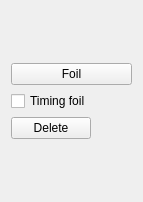
The window that ui_files/ui_foil_widget.ui (JYU-IBA/potku) describes before a commit, drawn with Qt 5.
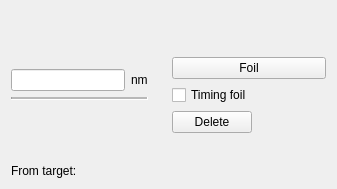
The same window after the commit.

Commit message: The foil widget and distance widget are merged into into one foil widget. The tof foil indexes are held in a list. There is yet no check if more than two foils have been checked as tof foils.

Diff of the .ui file:
```diff
--- a/ui_files/ui_foil_widget.ui
+++ b/ui_files/ui_foil_widget.ui
@@ -6,16 +6,94 @@
    <rect>
     <x>0</x>
     <y>0</y>
-    <width>143</width>
-    <height>202</height>
+    <width>337</width>
+    <height>189</height>
    </rect>
   </property>
   <property name="windowTitle">
    <string>ui_foils_widget</string>
   </property>
-  <layout class="QVBoxLayout" name="verticalLayout_2">
+  <layout class="QHBoxLayout" name="horizontalLayout">
+   <item>
+    <layout class="QVBoxLayout" name="verticalLayout_2">
+     <property name="rightMargin">
+      <number>18</number>
+     </property>
+     <item>
+      <spacer name="verticalSpacer_4">
+       <property name="orientation">
+        <enum>Qt::Vertical</enum>
+       </property>
+       <property name="sizeHint" stdset="0">
+        <size>
+         <width>20</width>
+         <height>40</height>
+        </size>
+       </property>
+      </spacer>
+     </item>
+     <item>
+      <layout class="QHBoxLayout" name="horizontalLayout_2">
+       <item>
+        <widget class="QLineEdit" name="distanceEdit"/>
+       </item>
+       <item>
+        <widget class="QLabel" name="label">
+         <property name="text">
+          <string>nm</string>
+         </property>
+        </widget>
+       </item>
+      </layout>
+     </item>
+     <item>
+      <widget class="Line" name="line">
+       <property name="midLineWidth">
+        <number>2</number>
+       </property>
+       <property name="orientation">
+        <enum>Qt::Horizontal</enum>
+       </property>
+      </widget>
+     </item>
+     <item>
+      <spacer name="verticalSpacer_3">
+       <property name="orientation">
+        <enum>Qt::Vertical</enum>
+       </property>
+       <property name="sizeHint" stdset="0">
+        <size>
+         <width>20</width>
+         <height>40</height>
+        </size>
+       </property>
+      </spacer>
+     </item>
+     <item>
+      <layout class="QHBoxLayout" name="horizontalLayout_3">
+       <item>
+        <widget class="QLabel" name="label_2">
+         <property name="text">
+          <string>From target:</string>
+         </property>
+        </widget>
+       </item>
+       <item>
+        <widget class="QLabel" name="distanceLabel">
+         <property name="text">
+          <string/>
+         </property>
+        </widget>
+       </item>
+      </layout>
+     </item>
+    </layout>
+   </item>
    <item>
     <layout class="QVBoxLayout" name="verticalLayout">
+     <property name="rightMargin">
+      <number>0</number>
+     </property>
      <item>
       <spacer name="verticalSpacer">
        <property name="orientation">
```
The commit also changes 2 other files.
